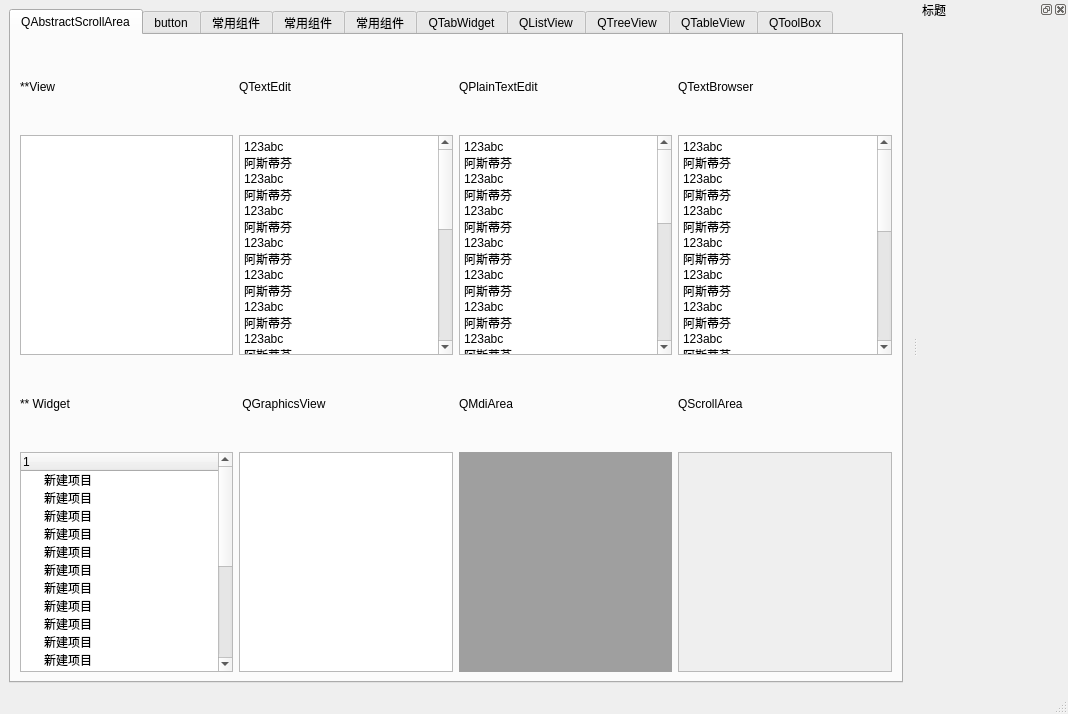
mahuifa/QMDemo, file QStyleDemo/QssDemo/mainwindow.ui: the form before one commit.
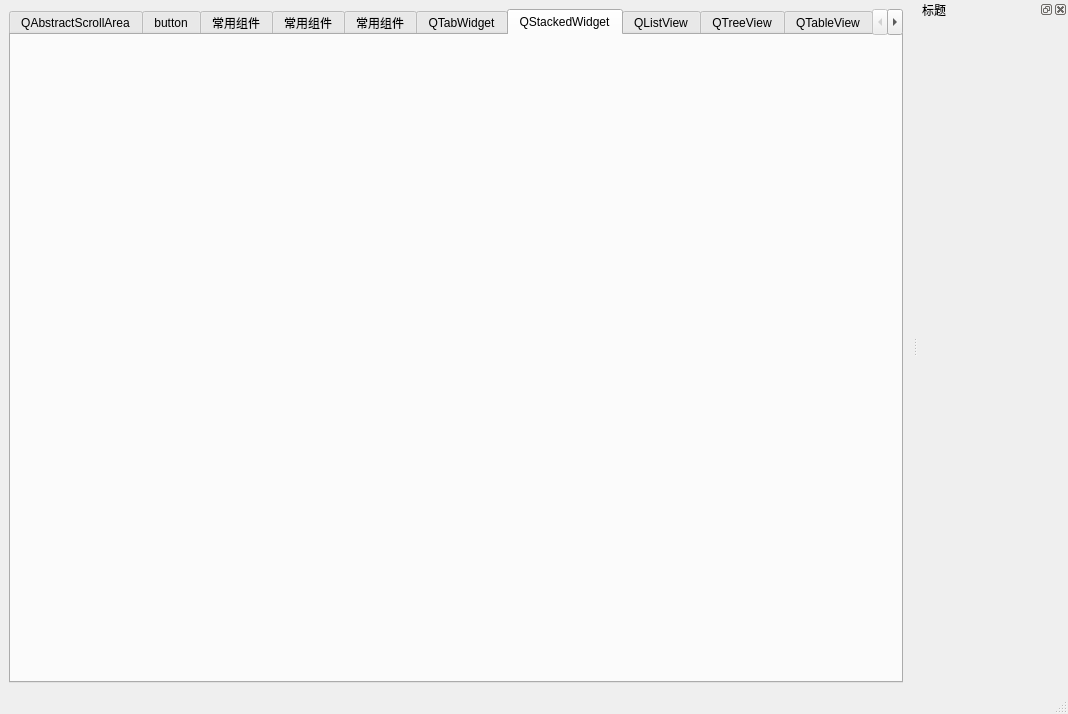
The form after the commit.

Commit message: 新功能：增加QStackedWidget样式

What changed in the file:
```diff
--- a/QStyleDemo/QssDemo/mainwindow.ui
+++ b/QStyleDemo/QssDemo/mainwindow.ui
@@ -21,7 +21,7 @@
        <string notr="true"/>
       </property>
       <property name="currentIndex">
-       <number>0</number>
+       <number>6</number>
       </property>
       <widget class="QWidget" name="tab">
        <attribute name="title">
@@ -1743,6 +1743,29 @@
         </item>
        </layout>
       </widget>
+      <widget class="QWidget" name="tab_20">
+       <attribute name="title">
+        <string>QStackedWidget</string>
+       </attribute>
+       <widget class="QStackedWidget" name="stackedWidget">
+        <property name="geometry">
+         <rect>
+          <x>20</x>
+          <y>30</y>
+          <width>411</width>
+          <height>311</height>
+         </rect>
+        </property>
+        <property name="frameShape">
+         <enum>QFrame::NoFrame</enum>
+        </property>
+        <property name="frameShadow">
+         <enum>QFrame::Plain</enum>
+        </property>
+        <widget class="QWidget" name="page_6"/>
+        <widget class="QWidget" name="page_7"/>
+       </widget>
+      </widget>
       <widget class="QWidget" name="tab_16">
        <attribute name="title">
         <string>QListView</string>
```
The commit also changes 1 other file.
